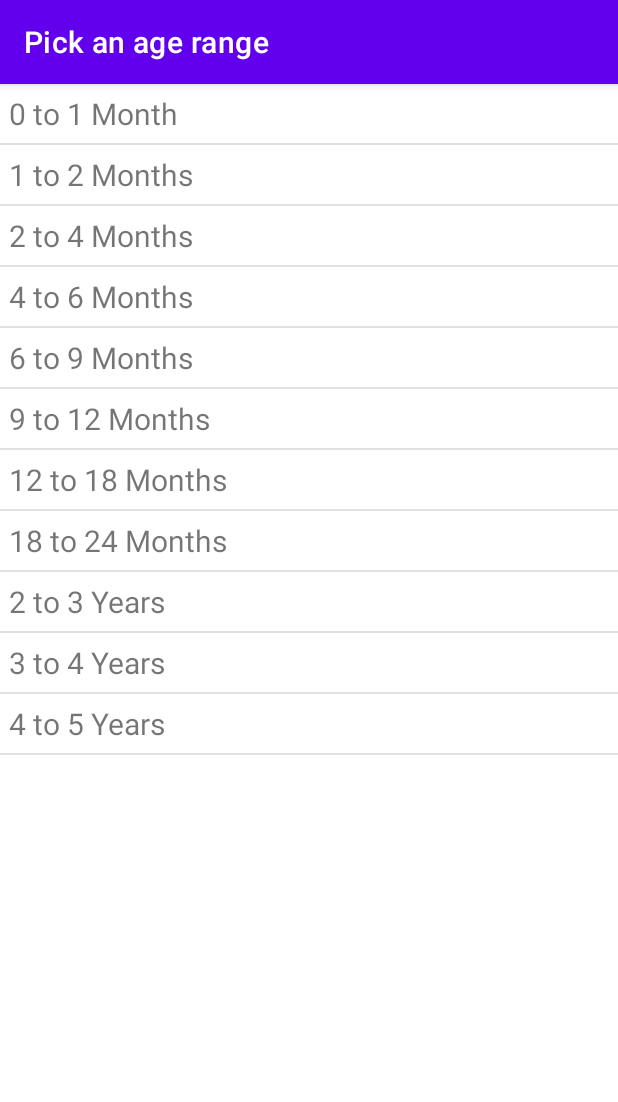
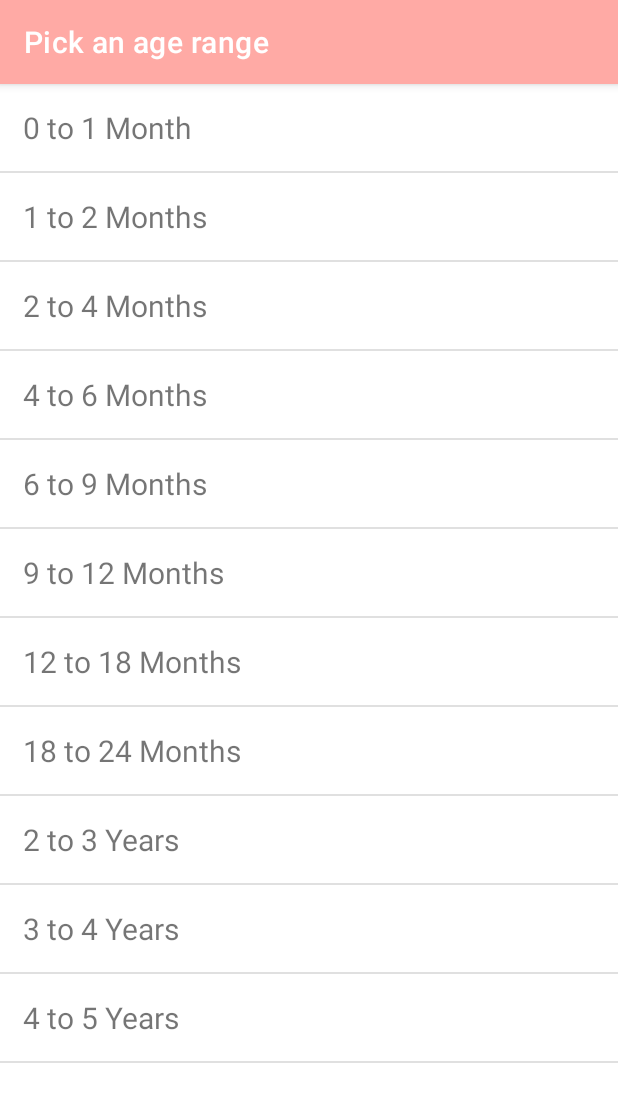
Before and after one commit to JoelRJ/Child-Development, an Android app: the screen it shows after launch (MainActivity), on a phone screen of 412 x 824 dp. Shown: the top 1102 px of the screen. Run offline under Robolectric (Android 15) with nearby library versions, the phone set to English and light mode, and no system bars; our stand-ins replace Room's generated code, data binding, navigation-ui; 1 statement that could not run was skipped.

Commit message:
Fixed crash when leaving AgesListFragment lifecycle.

```diff
--- a/app/src/main/java/com/example/childdevelopment/overview/ActivitiesAdapter.kt
+++ b/app/src/main/java/com/example/childdevelopment/overview/ActivitiesAdapter.kt
@@ -37,6 +37,9 @@ class ActivitiesAdapter(val viewModel: OverviewViewModel) :
 
             binding.apply {
                 textItem.text = activity.activity
+                textItem.setOnClickListener {
+                    checkBox.performClick()
+                }
             }
         }
     }
--- a/app/src/main/java/com/example/childdevelopment/overview/ActivitiesListFragment.kt
+++ b/app/src/main/java/com/example/childdevelopment/overview/ActivitiesListFragment.kt
@@ -51,10 +51,6 @@ class ActivitiesListFragment : Fragment() {
         }
         binding.recyclerView.layoutManager = LinearLayoutManager(this.context)
 
-        // Add divider between milestones
-        val decoration  = DividerItemDecoration(binding.recyclerView.context, LinearLayout.VERTICAL)
-        binding.recyclerView.addItemDecoration(decoration)
-
         binding.executePendingBindings()
         Log.d("ActivitieslistFragment", "Got here!")
     }
--- a/app/src/main/java/com/example/childdevelopment/overview/AgesListFragment.kt
+++ b/app/src/main/java/com/example/childdevelopment/overview/AgesListFragment.kt
@@ -21,7 +21,6 @@ import com.example.childdevelopment.database.MilestoneApplication
 import com.example.childdevelopment.databinding.FragmentAgesListBinding
 
 class AgesListFragment : Fragment() {
-    private lateinit var sharedPref: SharedPreferences
     private val viewModel: OverviewViewModel by activityViewModels() {
         OverviewViewModelFactory(
             (activity?.application as MilestoneApplication)
@@ -31,15 +30,6 @@ class AgesListFragment : Fragment() {
     override fun onCreate(savedInstanceState: Bundle?) {
         super.onCreate(savedInstanceState)
         setHasOptionsMenu(true)
-
-        // Access the sharedPreferences value for database version, version 0 if no value exists
-        sharedPref = this.getActivity()?.getSharedPreferences(
-            getString(com.example.childdevelopment.R.string.file_key),
-            Context.MODE_PRIVATE) ?: return
-        val defaultValue = resources.getString(com.example.childdevelopment.R.string.default_database_version)
-        val databaseVersion = sharedPref.getString(getString(com.example.childdevelopment.R.string.database_version), defaultValue)
-
-        viewModel.databaseVersion = databaseVersion!!
     }
 
     override fun onCreateView(
@@ -77,15 +67,5 @@ class AgesListFragment : Fragment() {
 
     override fun onDestroyView() {
         super.onDestroyView()
-
-        // Put database version into sharedPreferences IF database version has been changed
-        sharedPref  = this.getActivity()?.getSharedPreferences(getString(com.example.childdevelopment.R.string.file_key), Context.MODE_PRIVATE)
-            ?: return
-        with (sharedPref.edit()) {
-            putString(getString(R.string.database_version), viewModel.serverVersion)
-            apply()
-        }
-
-        Log.d("AgesListFragment:OnDest", viewModel.serverVersion)
     }
 }
--- a/app/src/main/res/layout/ages_view_item.xml
+++ b/app/src/main/res/layout/ages_view_item.xml
@@ -16,14 +16,14 @@
 
         <TextView
             android:id="@+id/text_item"
-            android:text="@{item.ageRange}"
-            android:onClick="@{() -> ageFragment.goToNextScreen(item.ageRange)}"
             android:layout_width="match_parent"
             android:layout_height="wrap_content"
+            android:padding="5dp"
+            android:layout_margin="10dp"
             android:gravity="top"
-            android:layout_margin="4dp"
-            android:padding="2dp"
-            android:textSize="20sp"/>
+            android:onClick="@{() -> ageFragment.goToNextScreen(item.ageRange)}"
+            android:text="@{item.ageRange}"
+            android:textSize="20sp" />
 
     </RelativeLayout>
 </layout>
--- a/app/src/main/res/layout/fragment_activities_list.xml
+++ b/app/src/main/res/layout/fragment_activities_list.xml
@@ -6,7 +6,8 @@
     <androidx.constraintlayout.widget.ConstraintLayout
         android:layout_width="0dp"
         android:layout_height="0dp"
-        tools:context="com.example.childdevelopment.overview.ActivitiesListFragment">
+        tools:context="com.example.childdevelopment.overview.ActivitiesListFragment"
+        android:background="@color/background_grey">
 
         <androidx.recyclerview.widget.RecyclerView
             android:id="@+id/recycler_view"
--- a/app/src/main/res/layout/fragment_milestones_list.xml
+++ b/app/src/main/res/layout/fragment_milestones_list.xml
@@ -6,7 +6,8 @@
     <androidx.constraintlayout.widget.ConstraintLayout
         android:layout_width="0dp"
         android:layout_height="0dp"
-        tools:context="com.example.childdevelopment.overview.MilestonesListFragment">
+        tools:context="com.example.childdevelopment.overview.MilestonesListFragment"
+        android:background="@color/background_grey">
 
         <androidx.recyclerview.widget.RecyclerView
             android:id="@+id/recycler_view"
--- a/app/src/main/res/values-night/themes.xml
+++ b/app/src/main/res/values-night/themes.xml
@@ -2,13 +2,13 @@
     <!-- Base application theme. -->
     <style name="Theme.ChildDevelopment" parent="Theme.MaterialComponents.DayNight.DarkActionBar">
         <!-- Primary brand color. -->
-        <item name="colorPrimary">@color/purple_200</item>
-        <item name="colorPrimaryVariant">@color/purple_700</item>
-        <item name="colorOnPrimary">@color/black</item>
+        <item name="colorPrimary">@color/dark_pink</item>
+        <item name="colorPrimaryVariant">@color/main_pink</item>
+        <item name="colorOnPrimary">@color/white</item>
         <!-- Secondary brand color. -->
-        <item name="colorSecondary">@color/teal_200</item>
-        <item name="colorSecondaryVariant">@color/teal_200</item>
-        <item name="colorOnSecondary">@color/black</item>
+        <item name="colorSecondary">@color/dark_blue</item>
+        <item name="colorSecondaryVariant">@color/main_blue</item>
+        <item name="colorOnSecondary">@color/white</item>
         <!-- Status bar color. -->
         <item name="android:statusBarColor" tools:targetApi="l">?attr/colorPrimaryVariant</item>
         <!-- Customize your theme here. -->
--- a/app/src/main/res/values/colors.xml
+++ b/app/src/main/res/values/colors.xml
@@ -1,10 +1,13 @@
 <?xml version="1.0" encoding="utf-8"?>
+<!-- https://coolors.co/84e3c8-a8e6cf-dcedc1-ffd3b6-b6ccfe-ffaaa5-ff8b94-ff7480 -->
 <resources>
-    <color name="purple_200">#FFBB86FC</color>
-    <color name="purple_500">#FF6200EE</color>
-    <color name="purple_700">#FF3700B3</color>
-    <color name="teal_200">#FF03DAC5</color>
-    <color name="teal_700">#FF018786</color>
+    <color name="main_pink">#ffaaa5</color>
+    <color name="light_pink">#ffdcd6</color>
+    <color name="dark_pink">#ca7a76</color>
+    <color name="main_blue">#b6ccfe</color>
+    <color name="light_blue">#e9ffff</color>
+    <color name="dark_blue">#859bcb</color>
     <color name="black">#FF000000</color>
     <color name="white">#FFFFFFFF</color>
+    <color name="background_grey">#E9E9E9</color>
 </resources>
--- a/app/src/main/res/values/themes.xml
+++ b/app/src/main/res/values/themes.xml
@@ -2,12 +2,12 @@
     <!-- Base application theme. -->
     <style name="Theme.ChildDevelopment" parent="Theme.MaterialComponents.DayNight.DarkActionBar">
         <!-- Primary brand color. -->
-        <item name="colorPrimary">@color/purple_500</item>
-        <item name="colorPrimaryVariant">@color/purple_700</item>
-        <item name="colorOnPrimary">@color/white</item>
+        <item name="colorPrimary">@color/main_pink</item>
+        <item name="colorPrimaryVariant">@color/dark_pink</item>
+        <item name="colorOnPrimary">@color/black</item>
         <!-- Secondary brand color. -->
-        <item name="colorSecondary">@color/teal_200</item>
-        <item name="colorSecondaryVariant">@color/teal_700</item>
+        <item name="colorSecondary">@color/main_blue</item>
+        <item name="colorSecondaryVariant">@color/light_blue</item>
         <item name="colorOnSecondary">@color/black</item>
         <!-- Status bar color. -->
         <item name="android:statusBarColor" tools:targetApi="l">?attr/colorPrimaryVariant</item>
```
Also changed, not shown: app/src/main/java/com/example/childdevelopment/overview/OverviewViewModel.kt (+23 -4 lines), app/src/main/res/layout/activities_view_item.xml (+12 -4 lines), app/src/main/res/layout/milestones_view_item.xml (+5 -3 lines).
